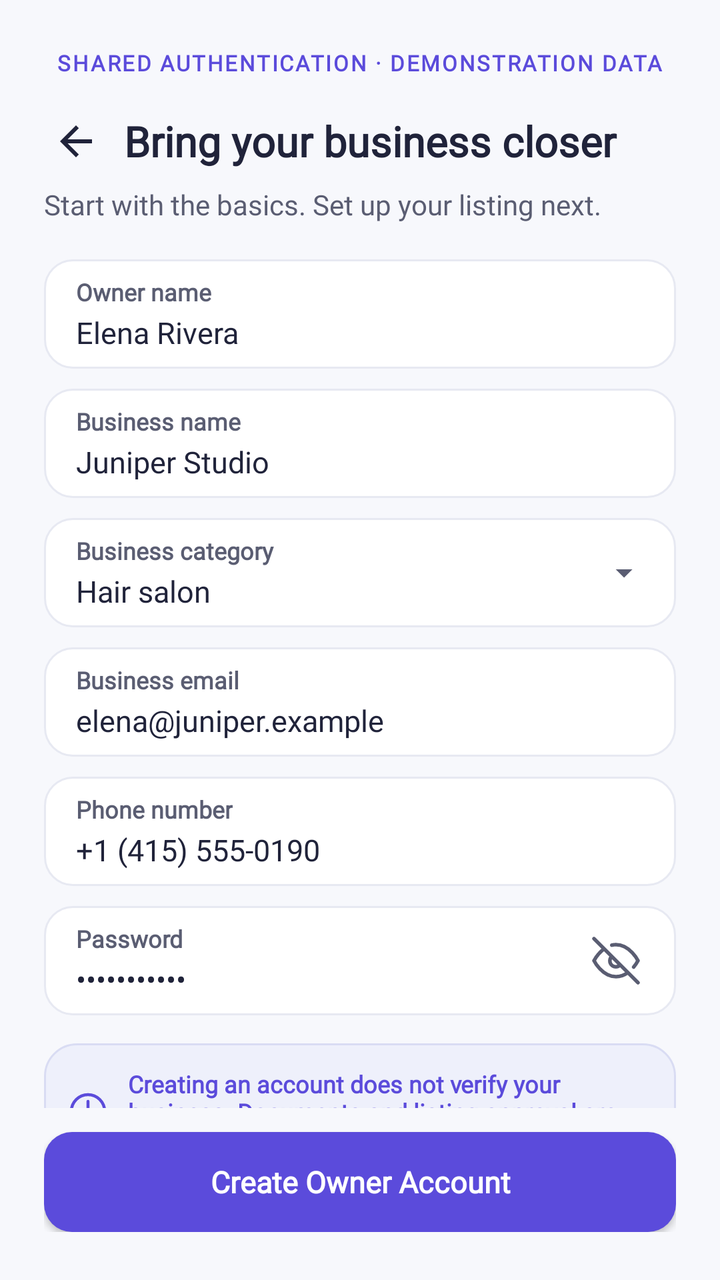
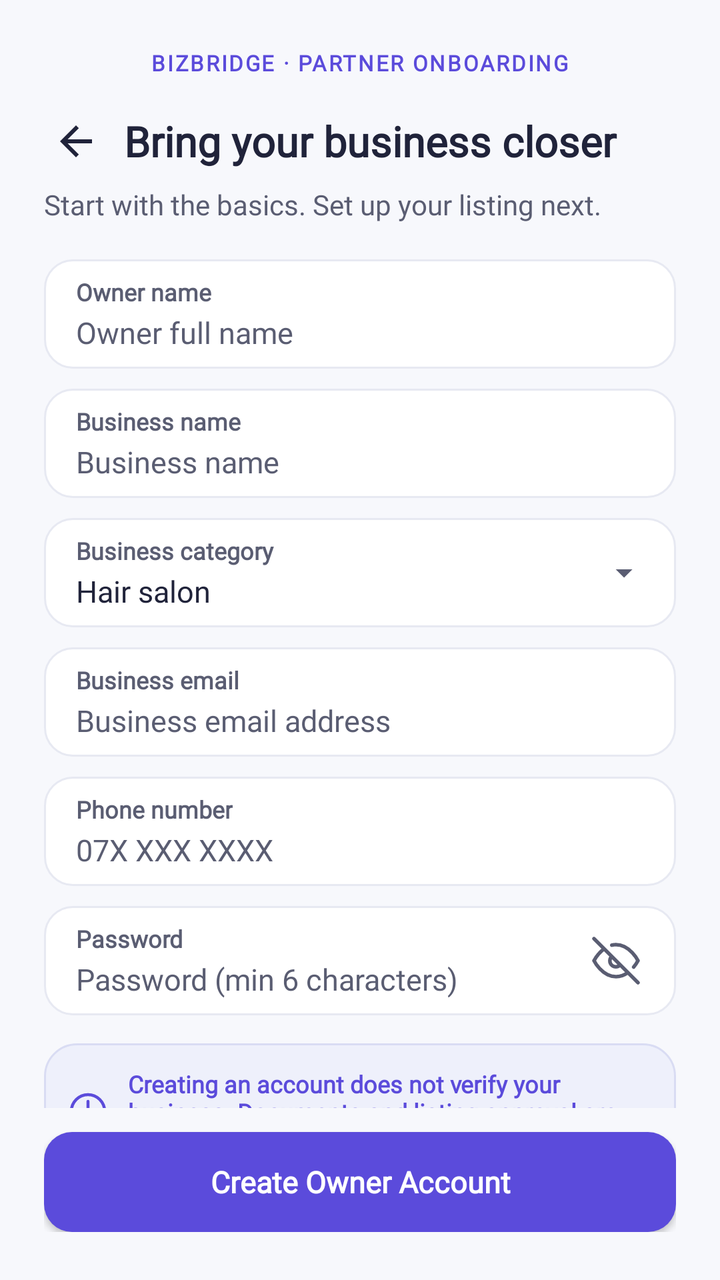

Two renders of the same Android screen: before a commit and after it. Below are the layout's source before the change and the commit's diff.
<!-- AndroidManifest.xml: application theme Theme.BizBridgeApp -->
<!-- res/layout/fragment_register_owner.xml -->
<?xml version="1.0" encoding="utf-8"?>
<androidx.constraintlayout.widget.ConstraintLayout xmlns:android="http://schemas.android.com/apk/res/android"
    xmlns:app="http://schemas.android.com/apk/res-auto"
    xmlns:tools="http://schemas.android.com/tools"
    android:layout_width="match_parent"
    android:layout_height="match_parent"
    android:background="@color/background"
    android:paddingStart="@dimen/screen_inset_horizontal"
    android:paddingTop="@dimen/screen_inset_top"
    android:paddingEnd="@dimen/screen_inset_horizontal"
    android:paddingBottom="@dimen/screen_inset_bottom">

    
    <TextView
        android:id="@+id/tv_auth_tag"
        style="@style/TextAppearance.BizBridge.SubheaderTag"
        android:layout_width="wrap_content"
        android:layout_height="wrap_content"
        android:layout_marginTop="8dp"
        android:text="@string/shared_auth_demo_tag"
        app:layout_constraintEnd_toEndOf="parent"
        app:layout_constraintStart_toStartOf="parent"
        app:layout_constraintTop_toTopOf="parent" />

    
    <LinearLayout
        android:id="@+id/ll_top_bar"
        android:layout_width="match_parent"
        android:layout_height="wrap_content"
        android:layout_marginTop="16dp"
        android:gravity="center_vertical"
        android:orientation="horizontal"
        app:layout_constraintTop_toBottomOf="@id/tv_auth_tag">

        <ImageView
            android:id="@+id/btn_back"
            android:layout_width="32dp"
            android:layout_height="32dp"
            android:background="?attr/selectableItemBackgroundBorderless"
            android:contentDescription="@string/btn_back"
            android:padding="4dp"
            android:src="@drawable/ic_arrow_back" />

        <TextView
            style="@style/TextAppearance.BizBridge.Title"
            android:layout_width="0dp"
            android:layout_height="wrap_content"
            android:layout_marginStart="8dp"
            android:layout_weight="1"
            android:text="@string/register_owner_title"
            android:textSize="21sp" />
    </LinearLayout>

    <TextView
        android:id="@+id/tv_owner_subtitle"
        style="@style/TextAppearance.BizBridge.Body"
        android:layout_width="match_parent"
        android:layout_height="wrap_content"
        android:layout_marginTop="6dp"
        android:text="@string/register_owner_subtitle"
        app:layout_constraintTop_toBottomOf="@id/ll_top_bar" />

    <ScrollView
        android:layout_width="match_parent"
        android:layout_height="0dp"
        android:layout_marginTop="12dp"
        android:layout_marginBottom="12dp"
        android:fillViewport="true"
        android:scrollbars="none"
        app:layout_constraintBottom_toTopOf="@id/btn_create_owner_account"
        app:layout_constraintTop_toBottomOf="@id/tv_owner_subtitle">

        <LinearLayout
            android:layout_width="match_parent"
            android:layout_height="wrap_content"
            android:orientation="vertical">

            
            <LinearLayout
                android:layout_width="match_parent"
                android:layout_height="wrap_content"
                android:layout_marginTop="6dp"
                android:background="@drawable/bg_input_field"
                android:orientation="vertical"
                android:paddingStart="16dp"
                android:paddingTop="8dp"
                android:paddingEnd="16dp"
                android:paddingBottom="8dp">

                <TextView
                    style="@style/TextAppearance.BizBridge.Label"
                    android:layout_width="wrap_content"
                    android:layout_height="wrap_content"
                    android:text="@string/label_owner_name" />

                <EditText
                    android:id="@+id/et_owner_name"
                    android:layout_width="match_parent"
                    android:layout_height="wrap_content"
                    android:layout_marginTop="2dp"
                    android:background="@null"
                    android:fontFamily="@font/inter_variable"
                    android:imeOptions="actionNext"
                    android:inputType="textPersonName"
                    android:text="Elena Rivera"
                    android:textColor="@color/text_primary"
                    android:textSize="@dimen/text_input" />
            </LinearLayout>

            
            <LinearLayout
                android:layout_width="match_parent"
                android:layout_height="wrap_content"
                android:layout_marginTop="10dp"
                android:background="@drawable/bg_input_field"
                android:orientation="vertical"
                android:paddingStart="16dp"
                android:paddingTop="8dp"
                android:paddingEnd="16dp"
                android:paddingBottom="8dp">

                <TextView
                    style="@style/TextAppearance.BizBridge.Label"
                    android:layout_width="wrap_content"
                    android:layout_height="wrap_content"
                    android:text="@string/label_business_name" />

                <EditText
                    android:id="@+id/et_business_name"
                    android:layout_width="match_parent"
                    android:layout_height="wrap_content"
                    android:layout_marginTop="2dp"
                    android:background="@null"
                    android:fontFamily="@font/inter_variable"
                    android:imeOptions="actionNext"
                    android:inputType="textCapWords"
                    android:text="Juniper Studio"
                    android:textColor="@color/text_primary"
                    android:textSize="@dimen/text_input" />
            </LinearLayout>

            
            <LinearLayout
                android:id="@+id/container_category"
                android:layout_width="match_parent"
                android:layout_height="wrap_content"
                android:layout_marginTop="10dp"
                android:background="@drawable/bg_input_field"
                android:gravity="center_vertical"
                android:orientation="horizontal"
                android:paddingStart="16dp"
                android:paddingTop="8dp"
                android:paddingEnd="16dp"
                android:paddingBottom="8dp">

                <LinearLayout
                    android:layout_width="0dp"
                    android:layout_height="wrap_content"
                    android:layout_weight="1"
                    android:orientation="vertical">

                    <TextView
                        style="@style/TextAppearance.BizBridge.Label"
                        android:layout_width="wrap_content"
                        android:layout_height="wrap_content"
                        android:text="@string/label_business_category" />

                    <TextView
                        android:id="@+id/tv_category"
                        android:layout_width="match_parent"
                        android:layout_height="wrap_content"
                        android:layout_marginTop="2dp"
                        android:fontFamily="@font/inter_variable"
                        android:text="Hair salon"
                        android:textColor="@color/text_primary"
                        android:textSize="@dimen/text_input" />
                </LinearLayout>

                <ImageView
                    android:layout_width="20dp"
                    android:layout_height="20dp"
                    android:contentDescription="Select Category"
                    android:src="@drawable/ic_dropdown_arrow" />
            </LinearLayout>

            
            <LinearLayout
                android:layout_width="match_parent"
                android:layout_height="wrap_content"
                android:layout_marginTop="10dp"
                android:background="@drawable/bg_input_field"
                android:orientation="vertical"
                android:paddingStart="16dp"
                android:paddingTop="8dp"
                android:paddingEnd="16dp"
                android:paddingBottom="8dp">

                <TextView
                    style="@style/TextAppearance.BizBridge.Label"
                    android:layout_width="wrap_content"
                    android:layout_height="wrap_content"
                    android:text="@string/label_business_email" />

                <EditText
                    android:id="@+id/et_business_email"
                    android:layout_width="match_parent"
                    android:layout_height="wrap_content"
                    android:layout_marginTop="2dp"
                    android:background="@null"
                    android:fontFamily="@font/inter_variable"
                    android:imeOptions="actionNext"
                    android:inputType="textEmailAddress"
                    android:text="elena@juniper.example"
                    android:textColor="@color/text_primary"
                    android:textSize="@dimen/text_input" />
            </LinearLayout>

            
            <LinearLayout
                android:layout_width="match_parent"
                android:layout_height="wrap_content"
                android:layout_marginTop="10dp"
                android:background="@drawable/bg_input_field"
                android:orientation="vertical"
                android:paddingStart="16dp"
                android:paddingTop="8dp"
                android:paddingEnd="16dp"
                android:paddingBottom="8dp">

                <TextView
                    style="@style/TextAppearance.BizBridge.Label"
                    android:layout_width="wrap_content"
                    android:layout_height="wrap_content"
                    android:text="@string/label_phone" />

                <EditText
                    android:id="@+id/et_phone"
                    android:layout_width="match_parent"
                    android:layout_height="wrap_content"
                    android:layout_marginTop="2dp"
                    android:background="@null"
                    android:fontFamily="@font/inter_variable"
                    android:imeOptions="actionNext"
                    android:inputType="phone"
                    android:text="+1 (415) 555-0190"
                    android:textColor="@color/text_primary"
                    android:textSize="@dimen/text_input" />
            </LinearLayout>

            
            <LinearLayout
                android:layout_width="match_parent"
                android:layout_height="wrap_content"
                android:layout_marginTop="10dp"
                android:background="@drawable/bg_input_field"
                android:orientation="horizontal"
                android:paddingStart="16dp"
                android:paddingTop="8dp"
                android:paddingEnd="16dp"
                android:paddingBottom="8dp">

                <LinearLayout
                    android:layout_width="0dp"
                    android:layout_height="wrap_content"
                    android:layout_weight="1"
                    android:orientation="vertical">

                    <TextView
                        style="@style/TextAppearance.BizBridge.Label"
                        android:layout_width="wrap_content"
                        android:layout_height="wrap_content"
                        android:text="@string/label_password" />

                    <EditText
                        android:id="@+id/et_password"
                        android:layout_width="match_parent"
                        android:layout_height="wrap_content"
                        android:layout_marginTop="2dp"
                        android:background="@null"
                        android:fontFamily="@font/inter_variable"
                        android:imeOptions="actionDone"
                        android:inputType="textPassword"
                        android:text="password123"
                        android:textColor="@color/text_primary"
                        android:textSize="@dimen/text_input" />
                </LinearLayout>

                <ImageView
                    android:id="@+id/btn_toggle_password"
                    android:layout_width="28dp"
                    android:layout_height="28dp"
                    android:layout_gravity="center_vertical"
                    android:background="?attr/selectableItemBackgroundBorderless"
                    android:contentDescription="Toggle Password"
                    android:padding="2dp"
                    android:src="@drawable/ic_eye_off" />
            </LinearLayout>

            
            <LinearLayout
                android:layout_width="match_parent"
                android:layout_height="wrap_content"
                android:layout_marginTop="14dp"
                android:background="@drawable/bg_card_lavender"
                android:gravity="center_vertical"
                android:orientation="horizontal"
                android:padding="12dp">

                <ImageView
                    android:layout_width="20dp"
                    android:layout_height="20dp"
                    android:contentDescription="Info"
                    android:src="@drawable/ic_info_clock" />

                <TextView
                    style="@style/TextAppearance.BizBridge.Body"
                    android:layout_width="0dp"
                    android:layout_height="wrap_content"
                    android:layout_marginStart="10dp"
                    android:layout_weight="1"
                    android:text="@string/owner_verification_info"
                    android:textColor="@color/primary"
                    android:textSize="12sp"
                    android:textStyle="bold" />
            </LinearLayout>
        </LinearLayout>
    </ScrollView>

    
    <androidx.appcompat.widget.AppCompatButton
        android:id="@+id/btn_create_owner_account"
        android:layout_width="match_parent"
        android:layout_height="@dimen/height_primary_action"
        android:background="@drawable/bg_button_primary"
        android:fontFamily="@font/inter_variable"
        android:text="@string/btn_create_owner_account"
        android:textAllCaps="false"
        android:textColor="@color/white"
        android:textSize="@dimen/text_button"
        android:textStyle="bold"
        app:layout_constraintBottom_toBottomOf="parent" />

</androidx.constraintlayout.widget.ConstraintLayout>
<!-- resources referenced by this layout -->
<resources>
  <color name="background">#F7F8FC</color>
  <color name="primary">#5B4BDB</color>
  <color name="text_primary">#20233A</color>
  <color name="white">#FFFFFFFF</color>
  <dimen name="height_primary_action">50dp</dimen>
  <dimen name="screen_inset_bottom">24dp</dimen>
  <dimen name="screen_inset_horizontal">22dp</dimen>
  <dimen name="screen_inset_top">16dp</dimen>
  <dimen name="text_button">15sp</dimen>
  <dimen name="text_input">15sp</dimen>
  <!-- drawable ic_arrow_back (drawable) -->
  <vector xmlns:android="http://schemas.android.com/apk/res/android"
      android:width="24dp"
      android:height="24dp"
      android:viewportWidth="24"
      android:viewportHeight="24">
      <path
          android:fillColor="#20233A"
          android:pathData="M20,11H7.83l5.59,-5.59L12,4l-8,8 8,8 1.41,-1.41L7.83,13H20v-2z" />
  </vector>
  <!-- drawable ic_dropdown_arrow (drawable) -->
  <vector xmlns:android="http://schemas.android.com/apk/res/android"
      android:width="20dp"
      android:height="20dp"
      android:viewportWidth="24"
      android:viewportHeight="24">
      <path
          android:fillColor="@color/text_secondary"
          android:pathData="M7,10l5,5 5,-5z" />
  </vector>
  <string name="btn_back">Back</string>
  <string name="btn_create_owner_account">Create Owner Account</string>
  <string name="label_business_category">Business category</string>
  <string name="label_business_email">Business email</string>
  <string name="label_business_name">Business name</string>
  <string name="label_owner_name">Owner name</string>
  <string name="label_password">Password</string>
  <string name="label_phone">Phone number</string>
  <string name="owner_verification_info">Creating an account does not verify your business. Documents and listing approval are reviewed separately.</string>
  <string name="register_owner_subtitle">Start with the basics. Set up your listing next.</string>
  <string name="register_owner_title">Bring your business closer</string>
  <string name="shared_auth_demo_tag">SHARED AUTHENTICATION · DEMONSTRATION DATA</string>
  <style name="TextAppearance.BizBridge.Body" parent="android:TextAppearance">
          <item name="android:textSize">14sp</item>
          <item name="android:textColor">@color/text_secondary</item>
          <item name="fontFamily">@font/inter_variable</item>
      </style>
  <style name="TextAppearance.BizBridge.Label" parent="android:TextAppearance">
          <item name="android:textSize">12sp</item>
          <item name="android:textStyle">bold</item>
          <item name="android:textColor">@color/text_secondary</item>
          <item name="fontFamily">@font/inter_variable</item>
      </style>
  <style name="TextAppearance.BizBridge.SubheaderTag" parent="android:TextAppearance">
          <item name="android:textSize">11sp</item>
          <item name="android:textStyle">bold</item>
          <item name="android:textColor">@color/primary</item>
          <item name="android:letterSpacing">0.08</item>
          <item name="fontFamily">@font/inter_variable</item>
      </style>
  <style name="TextAppearance.BizBridge.Title" parent="android:TextAppearance">
          <item name="android:textSize">22sp</item>
          <item name="android:textStyle">bold</item>
          <item name="android:textColor">@color/text_primary</item>
          <item name="fontFamily">@font/inter_variable</item>
      </style>
  <style name="Theme.BizBridgeApp" parent="Base.Theme.BizBridgeApp" />
  <dimen name="radius_button">14dp</dimen>
  <color name="primary_light">#EEF0FB</color>
  <dimen name="stroke_subtle">1dp</dimen>
  <color name="primary_light_border">#D9DCF3</color>
  <dimen name="radius_card">16dp</dimen>
  <color name="surface_white">#FFFFFF</color>
  <dimen name="stroke_focused">1.5dp</dimen>
  <color name="border_focused">#5B4BDB</color>
  <dimen name="radius_input">14dp</dimen>
  <color name="border_subtle">#E7E9F2</color>
  <color name="text_secondary">#5A5D72</color>
  <color name="secondary">#20B8A6</color>
  <!-- unchanged entries left out for length: 6 -->
</resources>

<!-- the commit's change to res/layout/fragment_register_owner.xml (unified diff, before → after) -->
@@ -17,7 +17,7 @@
         android:layout_width="wrap_content"
         android:layout_height="wrap_content"
         android:layout_marginTop="8dp"
-        android:text="@string/shared_auth_demo_tag"
+        android:text="BIZBRIDGE · PARTNER ONBOARDING"
         app:layout_constraintEnd_toEndOf="parent"
         app:layout_constraintStart_toStartOf="parent"
         app:layout_constraintTop_toTopOf="parent" />
@@ -102,8 +102,9 @@
                     android:fontFamily="@font/inter_variable"
                     android:imeOptions="actionNext"
                     android:inputType="textPersonName"
-                    android:text="Elena Rivera"
+                    android:hint="Owner full name"
                     android:textColor="@color/text_primary"
+                    android:textColorHint="@color/text_secondary"
                     android:textSize="@dimen/text_input" />
             </LinearLayout>
 
@@ -134,8 +135,9 @@
                     android:fontFamily="@font/inter_variable"
                     android:imeOptions="actionNext"
                     android:inputType="textCapWords"
-                    android:text="Juniper Studio"
+                    android:hint="Business name"
                     android:textColor="@color/text_primary"
+                    android:textColorHint="@color/text_secondary"
                     android:textSize="@dimen/text_input" />
             </LinearLayout>
 
@@ -210,8 +212,9 @@
                     android:fontFamily="@font/inter_variable"
                     android:imeOptions="actionNext"
                     android:inputType="textEmailAddress"
-                    android:text="elena@juniper.example"
+                    android:hint="Business email address"
                     android:textColor="@color/text_primary"
+                    android:textColorHint="@color/text_secondary"
                     android:textSize="@dimen/text_input" />
             </LinearLayout>
 
@@ -242,8 +245,9 @@
                     android:fontFamily="@font/inter_variable"
                     android:imeOptions="actionNext"
                     android:inputType="phone"
-                    android:text="+1 (415) 555-0190"
+                    android:hint="07X XXX XXXX"
                     android:textColor="@color/text_primary"
+                    android:textColorHint="@color/text_secondary"
                     android:textSize="@dimen/text_input" />
             </LinearLayout>
 
@@ -280,8 +284,9 @@
                         android:fontFamily="@font/inter_variable"
                         android:imeOptions="actionDone"
                         android:inputType="textPassword"
-                        android:text="password123"
+                        android:hint="Password (min 6 characters)"
                         android:textColor="@color/text_primary"
+                        android:textColorHint="@color/text_secondary"
                         android:textSize="@dimen/text_input" />
                 </LinearLayout>
 
<!-- resource entries referenced after the edit -->
@@ -41,7 +41,6 @@
   <string name="owner_verification_info">Creating an account does not verify your business. Documents and listing approval are reviewed separately.</string>
   <string name="register_owner_subtitle">Start with the basics. Set up your listing next.</string>
   <string name="register_owner_title">Bring your business closer</string>
-  <string name="shared_auth_demo_tag">SHARED AUTHENTICATION · DEMONSTRATION DATA</string>
   <style name="TextAppearance.BizBridge.Body" parent="android:TextAppearance">
           <item name="android:textSize">14sp</item>
           <item name="android:textColor">@color/text_secondary</item>
